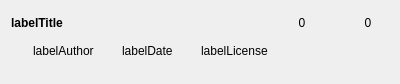
Before: the Qt Designer form sources/repository/browser/soundfontcellfull.ui in davy7125/polyphone, drawn with Qt 5.
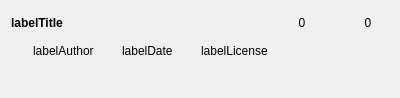
After: the same form once the commit is applied. Custom widgets are drawn as their Qt base class.

```diff
--- a/sources/repository/browser/soundfontcellfull.ui
+++ b/sources/repository/browser/soundfontcellfull.ui
@@ -7,7 +7,7 @@
     <x>0</x>
     <y>0</y>
     <width>400</width>
-    <height>84</height>
+    <height>98</height>
    </rect>
   </property>
   <property name="windowTitle">
```
Left out of the diff: 3 changed lines with no effect on the pictures.
